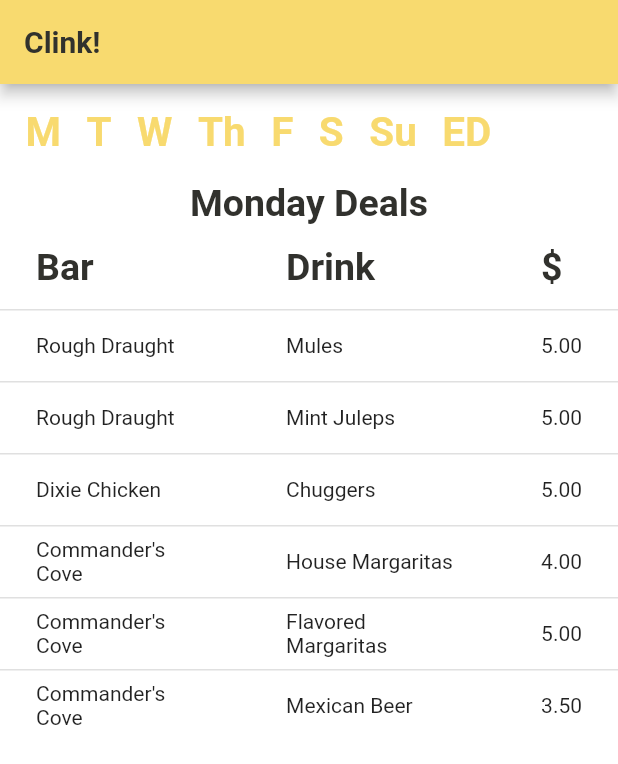
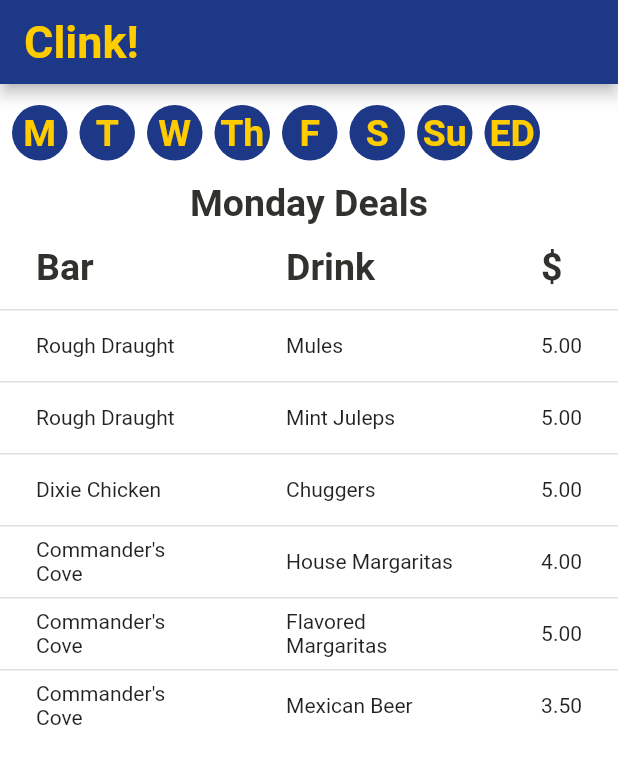
Before and after one commit to adriangl98/Clink, a Flutter app: the screen it shows after launch, after a tap on an icon or button, on a phone screen of 412 x 824 dp. Shown: the top 764 px of the screen. Run offline on Flutter 3.47's test engine with Material 2 defaults, Android fonts, the phone set to English and light mode, and no system bars.

Commit message:
played around with colors

```diff
--- a/lib/main.dart
+++ b/lib/main.dart
@@ -8,6 +8,13 @@ DateBrain dateBrain = DateBrain();
 DealBrain dealBrain = DealBrain();
 DateTime dateTime = DateTime.now();
 
+//COLOR PALLETTE
+var foregroundColor = Color.fromRGBO(30, 56, 136, 1);
+var contrastColor = Color.fromRGBO(71, 168, 189, 1);
+var option1Color = Color.fromRGBO(255, 204, 0, 1);
+var option2Color = Color.fromRGBO(242, 100, 25, 1);
+
+//old black Color.fromRGBO(49, 49, 45, 1)
 void main() {
   return runApp(
     MaterialApp(
@@ -18,11 +25,12 @@ void main() {
           title: const Text(
             'Clink!',
             style: TextStyle(
-              color: Color.fromRGBO(49, 49, 45, 1),
+              color: Color.fromRGBO(255, 204, 0, 1),
               fontWeight: FontWeight.bold,
+              fontSize: 30.0,
             ),
           ),
-          backgroundColor: Color.fromRGBO(248, 218, 111, 1),
+          backgroundColor: foregroundColor,
         ),
         body: DayPage(),
       ),
@@ -42,13 +50,14 @@ class _DayPageState extends State<DayPage> {
 
   SizedBox dayCard(String txt) {
     return SizedBox(
+      width: 45.0,
       child: Card(
         elevation: 0.0,
-        margin: EdgeInsets.only(left: 17.0),
-        color: Colors.white,
+        margin: EdgeInsets.only(left: 8.0),
+        color: foregroundColor,
         shape: CircleBorder(side: BorderSide.none),
         child: InkWell(
-          splashColor: Color.fromRGBO(248, 218, 111, 1),
+          splashColor: option1Color,
           onTap: () {
             setState(
               () {
@@ -75,7 +84,7 @@ class _DayPageState extends State<DayPage> {
                   dayOfDeal = 'Sunday';
                 } else if (txt == 'ED') {
                   _books = dealBrain.happyHourDeals();
-                  dayOfDeal = 'Everyday Deals';
+                  dayOfDeal = 'Everyday';
                 }
               },
             );
@@ -85,9 +94,9 @@ class _DayPageState extends State<DayPage> {
             child: Text(
               txt,
               style: TextStyle(
-                  color: Color.fromRGBO(248, 218, 111, 1),
+                  color: option1Color,
                   fontWeight: FontWeight.bold,
-                  fontSize: 27.0),
+                  fontSize: 25.0), //original is 27.0
             ),
           ),
         ),
```
